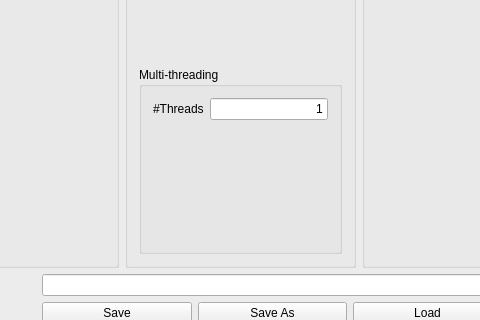
Before: the Qt Designer form gui/BRenderWidget/BRenderWidget.ui in RodrigoCastiel/beauty, drawn with Qt 5; both pictures show x 138 to 618 and y 199 to 519 of the 1314 by 632 pixel window.
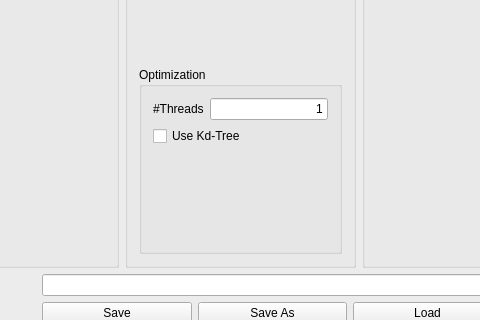
After: the same form once the commit is applied.

Commit message: Implement basic Kd-Tree + minor modifications

The edit to the form file:
```diff
--- a/gui/BRenderWidget/BRenderWidget.ui
+++ b/gui/BRenderWidget/BRenderWidget.ui
@@ -214,7 +214,7 @@
              <item row="1" column="0">
               <widget class="QGroupBox" name="groupBox_5">
                <property name="title">
-                <string>Multi-threading</string>
+                <string>Optimization</string>
                </property>
                <layout class="QFormLayout" name="formLayout_4">
                 <item row="0" column="0">
@@ -234,6 +234,13 @@
                   </property>
                  </widget>
                 </item>
+                <item row="1" column="0" colspan="2">
+                 <widget class="QCheckBox" name="checkBox_KdTree">
+                  <property name="text">
+                   <string>Use Kd-Tree</string>
+                  </property>
+                 </widget>
+                </item>
                </layout>
               </widget>
              </item>
```
The commit also changes 19 other files.
